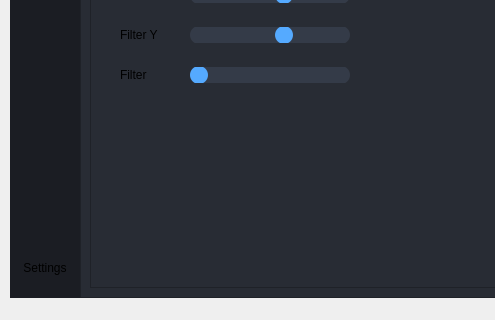
Before: the Qt Designer form ui/main.ui in Radu101199/CamControl-Controlul-Gestual-al-Dispozitivelor, drawn with Qt 5; both pictures show x 0 to 495 and y 418 to 738 of the 1012 by 738 pixel window.
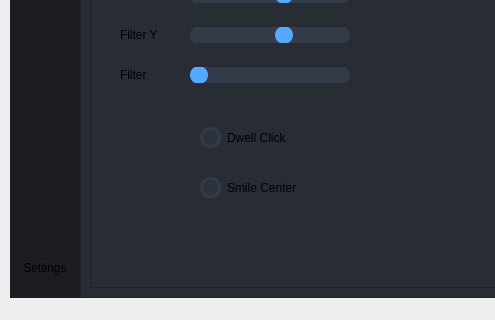
After: the same form once the commit is applied. The open tabs and pages were chosen to show the change. Icons and pictures are not drawn.

Commit message: dwell click and smile recognition commit

The edit to the form file:
```diff
--- a/ui/main.ui
+++ b/ui/main.ui
@@ -1259,6 +1259,32 @@
                      <enum>Qt::Horizontal</enum>
                     </property>
                    </widget>
+                   <widget class="QCheckBox" name="dwellClickCheckBox">
+                    <property name="geometry">
+                     <rect>
+                      <x>100</x>
+                      <y>450</y>
+                      <width>111</width>
+                      <height>21</height>
+                     </rect>
+                    </property>
+                    <property name="text">
+                     <string>Dwell Click</string>
+                    </property>
+                   </widget>
+                   <widget class="QCheckBox" name="smileCenterCheckBox">
+                    <property name="geometry">
+                     <rect>
+                      <x>100</x>
+                      <y>500</y>
+                      <width>111</width>
+                      <height>21</height>
+                     </rect>
+                    </property>
+                    <property name="text">
+                     <string>Smile Center</string>
+                    </property>
+                   </widget>
                   </widget>
                  </widget>
                 </item>
```
Left out of the diff: 2 changed lines with no effect on the pictures. The commit also changes 4 other files.
